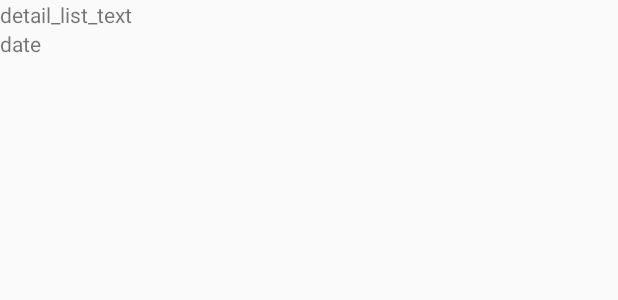
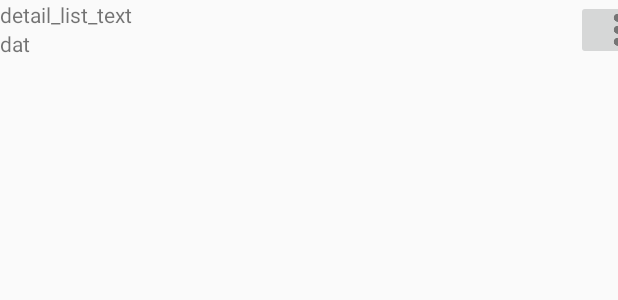
Before and after one commit to AxmetES/conrtol_19.04.18_room_db, an Android app: the layout list_details_rv.xml on its own in the app's theme, with its tools: preview values and no code run, on a phone screen of 412 x 824 dp. Shown: the top 300 px of the screen. Run offline under Robolectric (Android 15) with nearby library versions, the phone set to English and light mode, and no system bars.

```diff
--- a/app/src/main/java/com/appcontroll/appcontroll_lists_db/Activitys/SecondAdapter.java
+++ b/app/src/main/java/com/appcontroll/appcontroll_lists_db/Activitys/SecondAdapter.java
@@ -16,13 +16,11 @@ import java.util.List;
 class SecondAdapter extends RecyclerView.Adapter<SecondAdapter.ViewHolder>{
     private List<TodoList> todoLists;
     private Context context;
-    private final SecondActivity
 
 
-    public SecondAdapter(List<TodoList> todoLists, Context context, SupportActivity.ExtraData extraData) {
+    public SecondAdapter(List<TodoList> todoLists, Context context) {
         this.todoLists = todoLists;
         this.context = context;
-        this.extraData = extraData;
     }
 
     @Override
--- a/app/src/main/res/layout/activity_second.xml
+++ b/app/src/main/res/layout/activity_second.xml
@@ -6,4 +6,6 @@
     android:layout_height="match_parent"
     tools:context="com.appcontroll.appcontroll_lists_db.Activitys.SecondActivity">
 
+    <include layout="@layout/content_second_recyclerview" />
+
 </android.support.constraint.ConstraintLayout>
--- a/app/src/main/res/layout/list_details_rv.xml
+++ b/app/src/main/res/layout/list_details_rv.xml
@@ -1,5 +1,6 @@
 <?xml version="1.0" encoding="utf-8"?>
 <android.support.constraint.ConstraintLayout xmlns:android="http://schemas.android.com/apk/res/android"
+    xmlns:tools="http://schemas.android.com/tools"
     android:layout_width="match_parent"
     android:layout_height="match_parent"
     xmlns:app="http://schemas.android.com/apk/res-auto">
@@ -14,13 +15,25 @@
 
     <TextView
         android:id="@+id/dl_date_text"
+        android:layout_width="24dp"
+        android:layout_height="19dp"
+        android:clickable="true"
+        android:text="date"
+
+        app:layout_constraintStart_toStartOf="parent"
+        app:layout_constraintTop_toBottomOf="@+id/dl_text" />
+
+    <ImageButton
+        android:id="@+id/detail_item"
         android:layout_width="wrap_content"
-        android:layout_height="wrap_content"
-        android:text="date"
-        android:clickable="true"
-
-        app:layout_constraintTop_toBottomOf="@+id/dl_text"
-        app:layout_constraintStart_toStartOf="parent"/>
+        android:layout_height="40dp"
+        android:layout_centerVertical="true"
+        android:contentDescription="TODO"
+        android:src="@drawable/item_ican"
+        app:layout_constraintEnd_toEndOf="parent"
+        app:layout_constraintHorizontal_bias="1.0"
+        app:layout_constraintStart_toEndOf="@id/dl_text"
+        app:layout_constraintTop_toTopOf="parent" />
 
 
 
```
Also changed, not shown: app/src/main/java/com/appcontroll/appcontroll_lists_db/Activitys/SecondActivity.java (+9 -10 lines), app/src/main/res/layout/content_second_recyclerview.xml (+16 -3 lines).
